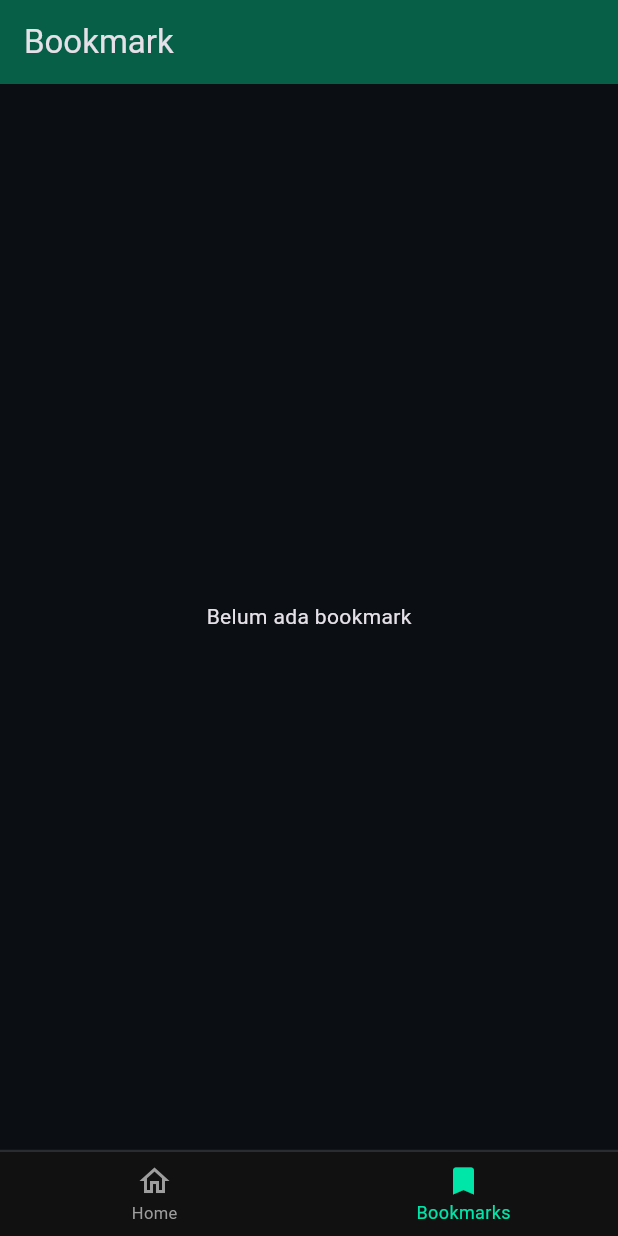
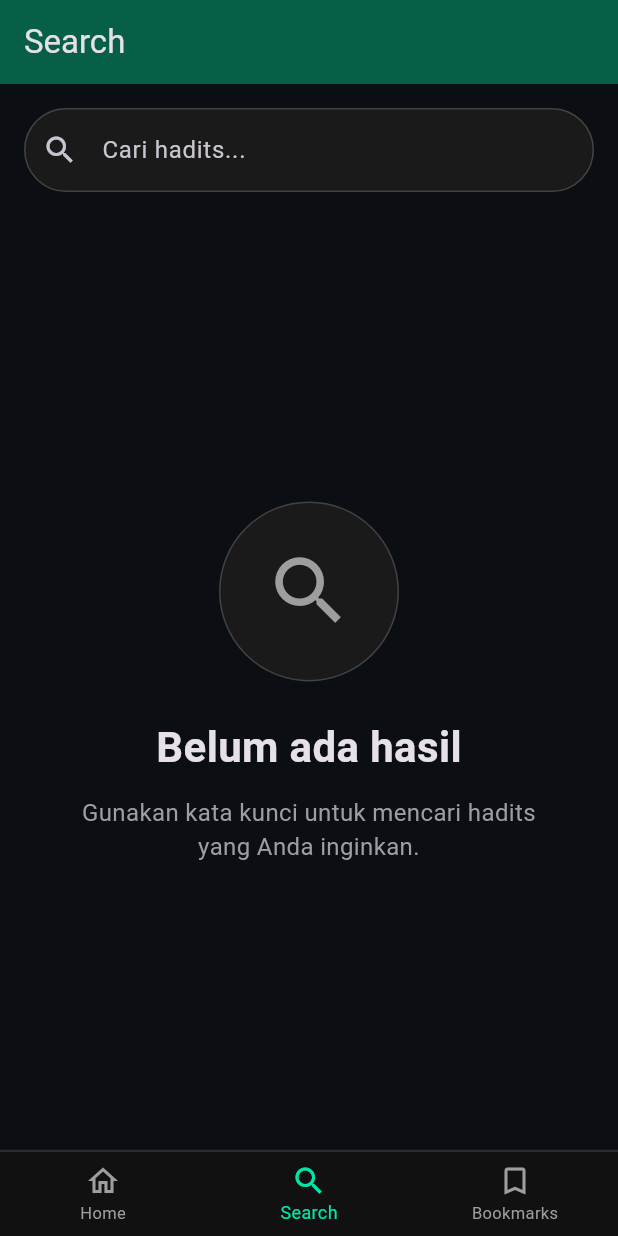
Before and after one commit to azrulfattah336/Aplikasi-Hadits-Arbain-Nawawi, a Flutter app: the screen it shows after launch, item 2 of the bottom bar chosen, on a phone screen of 412 x 824 dp. Run offline on Flutter 3.47's test engine with Material 3 defaults, Android fonts, the phone set to English and light mode, and no system bars; our stand-ins replace shared_preferences.

Commit message:
Menambahkan menu pencarian di navigasi bawah

```diff
--- a/lib/data/hadith_data.dart
+++ b/lib/data/hadith_data.dart
@@ -3,7 +3,7 @@ import '../models/hadith.dart';
 final List<Hadith> hadithList = [
   Hadith(
     id: 1,
-    title: "Amal TergantungNiat",
+    title: "Amal Tergantung Niat",
     arab: """
 عَنْ أَمِيرِ المُؤمِنينَ أَبي حَفْصٍ عُمَرَ بْنِ الخَطَّابِ رَضيَ اللهُ عنْهُ قَالَ: سَمِعْتُ رَسُولَ اللهِ صَلَّى اللهُ عَلَيْهِ وَسَلَّمَ يَقُوْلُ: (( إِنَّمَا الأَعْمَالُ بِالنِّيَّاتِ، وَإِنَّمَا لِكُلِّ امْرِئٍ مَا نَوَى، فَمَنْ كَانَتْ هِجْرَتُهُ إِلَِى اللهِ وَرَسُوْلِهِ فَهِجْرَتُهُ إِلَى اللهِ وَرَسُوْلِهِ، وَمَنْ كَانَتْ هِجْرَتُهُ لِدُنْيَا يُصِيْبُهَا، أَوْ امْرَأَةٍ يَنْكِحُهَا، فَهِجْرَتُهُ إِلَى مَا هَاجَرَ إِلَيْهِ )). رَوَاهُ إِمَامَا الْمُحَدِّثِيْنَ أَبُوْ عَبْدِ اللهِ مُحَمَّدُ بْنُ إِسْمَاعِيْلَ بْنِ إِبْرَاهِيْمَ بْنِ الْمُغِيْرَةِ بْنِ بَرْدِزْبَهْ الْبُخَارِيُّ، وَأَبُوْ الْحُسَيْنِ مُسْلِمُ بْنُ الْحَجَّاجِ بْنِ مُسْلِمٍ الْقُشَيْرِيّ النَّيْسَابُوْرِيّ، فِيْ صَحِيْحَيْهِمَا اللَّذَيْنِ هُمَا أَصَحُّ الْكُتُبِ اْلمُصَنَّفَةِ.""",
     translation: """Dari Amirul Mukminin Abu Hafsh Umar bin Al Khaththab adia berkata: ‘Aku mendengar Rasulullah shalallahu alaihi wasalam bersabda: “Amalan-amalan itu hanyalah tergantung pada niatnya. Dan setiap orang itu hanyalah akan dibalas berdasarkan apa yang ia niatkan. Maka barang siapa yang hijrahnya kepada Allah dan Rasul-Nya, maka hijrahnya keapda Allah dan Rasul-Nya. Namun barang siapa yang hijrahnya untuk mendapatkan dunia atau seorang wanita yang ingin ia nikahi, maka hijrahnya kepada apa yang ia niatkan tersebut.” (Diriwayatkan oleh dua Imamnya para ahli hadits, Abu Abdillah Muhammad bin Isma’il bin Ibrahim bin Al Mughirah bin Bardizbah Al Bukhari dan Abul Husain Muslim bin Al Hajjaj  bin Muslim Al Qusyairi An Naisaburi dalam dua kitab shahih mereka, yang keduanya merupakan kitab yang paling shahih diantara kitab-kitab yang ada.).
--- a/lib/screens/home_screen.dart
+++ b/lib/screens/home_screen.dart
@@ -2,6 +2,7 @@ import 'package:flutter/material.dart';
 import '../data/hadith_data.dart';
 import '../wigdets/hadith_card.dart';
 import '../services/bookmark_service.dart';
+import 'search_screen.dart';
 
 class HomeScreen extends StatefulWidget {
   const HomeScreen({super.key});
@@ -43,6 +44,8 @@ class HomeScreen extends StatefulWidget {
         title: Text(
           selectedIndex == 0
               ? "Hadits Arbain Nawawi"
+              : selectedIndex == 1
+              ? "Search"
               : "Bookmark",
             ),
           ),
@@ -53,6 +56,12 @@ class HomeScreen extends StatefulWidget {
           Padding(
             padding: const EdgeInsets.all(10),
             child: TextField(
+              readOnly: true,
+            onTap: () {
+              setState(() {
+                selectedIndex = 1;
+              });
+            },
               decoration: InputDecoration(
                 hintText: "Cari Hadits...",
                hintStyle: const TextStyle(
@@ -245,6 +254,9 @@ class HomeScreen extends StatefulWidget {
      ],
     )
 
+    : selectedIndex == 1
+    ? const SearchScreen()
+
     : bookmarkData.isEmpty
     ? const Center(
         child: Text("Belum ada bookmark"),
@@ -299,6 +311,11 @@ class HomeScreen extends StatefulWidget {
         ),
 
         BottomNavigationBarItem(
+          icon: Icon(Icons.search),
+          label: "Search",
+        ),
+
+        BottomNavigationBarItem(
           icon: Icon(Icons.bookmark_border),
           activeIcon: Icon(Icons.bookmark),
           label: "Bookmarks",
--- /dev/null
+++ b/lib/screens/search_screen.dart
@@ -0,0 +1,103 @@
+import 'package:flutter/material.dart';
+
+class SearchScreen extends StatelessWidget {
+  const SearchScreen({super.key});
+
+  @override
+  Widget build(BuildContext context) {
+    return Column(
+      children: [
+
+        // SEARCH BAR
+        Padding(
+          padding: const EdgeInsets.all(16),
+
+          child: TextField(
+            decoration: InputDecoration(
+              hintText: "Cari hadits...",
+
+              prefixIcon: const Icon(
+                Icons.search,
+              ),
+
+              filled: true,
+              fillColor: const Color(0xFF1A1A1A),
+
+              border: OutlineInputBorder(
+                borderRadius: BorderRadius.circular(40),
+
+                borderSide: BorderSide(
+                  color: Colors.grey.shade800,
+                ),
+              ),
+
+              enabledBorder: OutlineInputBorder(
+                borderRadius: BorderRadius.circular(40),
+
+                borderSide: BorderSide(
+                  color: Colors.grey.shade800,
+                ),
+              ),
+            ),
+          ),
+        ),
+
+        const Spacer(),
+
+        // ICON TENGAH
+        Container(
+          width: 120,
+          height: 120,
+
+          decoration: BoxDecoration(
+            shape: BoxShape.circle,
+
+            color: const Color(0xFF1A1A1A),
+
+            border: Border.all(
+              color: Colors.grey.shade800,
+            ),
+          ),
+
+          child: const Icon(
+            Icons.search,
+            size: 60,
+            color: Colors.grey,
+          ),
+        ),
+
+        const SizedBox(height: 24),
+
+        const Text(
+          "Belum ada hasil",
+
+          style: TextStyle(
+            fontSize: 28,
+            fontWeight: FontWeight.bold,
+          ),
+        ),
+
+        const SizedBox(height: 12),
+
+        const Padding(
+          padding: EdgeInsets.symmetric(
+            horizontal: 40,
+          ),
+
+          child: Text(
+            "Gunakan kata kunci untuk mencari hadits yang Anda inginkan.",
+
+            textAlign: TextAlign.center,
+
+            style: TextStyle(
+              color: Colors.grey,
+              fontSize: 16,
+            ),
+          ),
+        ),
+
+        const Spacer(),
+      ],
+    );
+  }
+}
```
